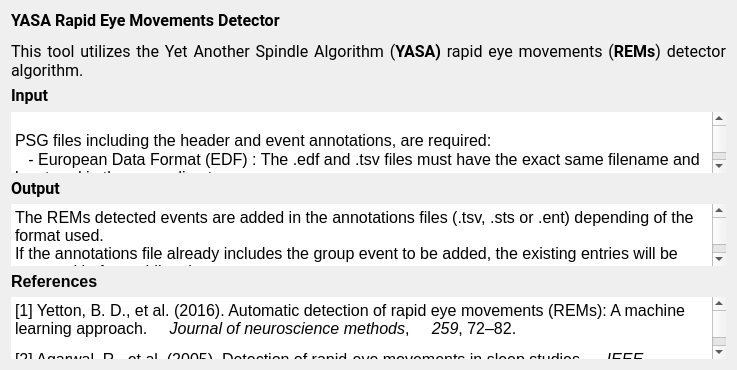
The window that tools/CEAMSTools/DetectREMsYASA/IntroStepYASA/Ui_IntroStepYASA.ui (SnoozToolbox/snooz-package-ceams) describes before a commit, drawn with Qt 5.
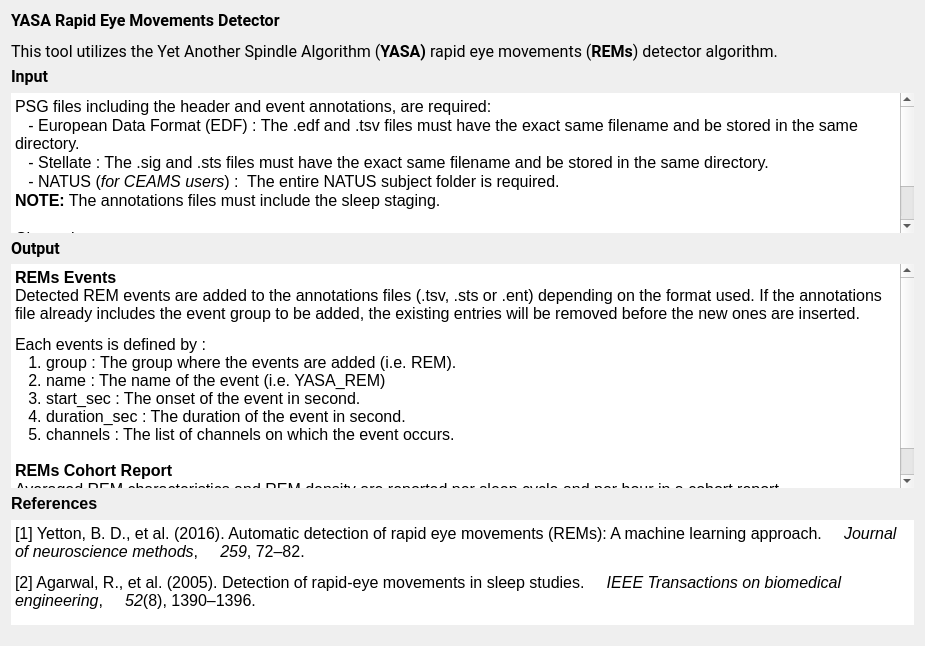
The same window after the commit.

Commit message: Small UI modifications of the REMsDetectoionYASA to give some information about the sleep cycle blue pannel

The edit to the form file:
```diff
--- a/tools/CEAMSTools/DetectREMsYASA/IntroStepYASA/Ui_IntroStepYASA.ui
+++ b/tools/CEAMSTools/DetectREMsYASA/IntroStepYASA/Ui_IntroStepYASA.ui
@@ -6,8 +6,8 @@
    <rect>
     <x>0</x>
     <y>0</y>
-    <width>733</width>
-                <height>340</height>
+    <width>925</width>
+    <height>646</height>
    </rect>
   </property>
   <property name="windowTitle">
@@ -140,12 +140,11 @@
 li.unchecked::marker { content: &quot;\2610&quot;; }
 li.checked::marker { content: &quot;\2612&quot;; }
 &lt;/style&gt;&lt;/head&gt;&lt;body style=&quot; font-family:'Roboto'; font-size:12pt; font-weight:400; font-style:normal;&quot;&gt;
-&lt;p style=&quot;-qt-paragraph-type:empty; margin-top:0px; margin-bottom:0px; margin-left:0px; margin-right:0px; -qt-block-indent:0; text-indent:0px; font-size:10pt;&quot;&gt;&lt;br /&gt;&lt;/p&gt;
 &lt;p style=&quot; margin-top:0px; margin-bottom:0px; margin-left:0px; margin-right:0px; -qt-block-indent:0; text-indent:0px;&quot;&gt;PSG files including the header and event annotations, are required:&lt;/p&gt;
 &lt;p style=&quot; margin-top:0px; margin-bottom:0px; margin-left:0px; margin-right:0px; -qt-block-indent:0; text-indent:0px;&quot;&gt;   - European Data Format (EDF) : The .edf and .tsv files must have the exact same filename and be stored in the same directory.&lt;/p&gt;
 &lt;p style=&quot; margin-top:0px; margin-bottom:0px; margin-left:0px; margin-right:0px; -qt-block-indent:0; text-indent:0px;&quot;&gt;   - Stellate : The .sig and .sts files must have the exact same filename and be stored in the same directory.&lt;/p&gt;
 &lt;p style=&quot; margin-top:0px; margin-bottom:0px; margin-left:0px; margin-right:0px; -qt-block-indent:0; text-indent:0px;&quot;&gt;   - NATUS (&lt;span style=&quot; font-style:italic;&quot;&gt;for CEAMS users&lt;/span&gt;) :  The entire NATUS subject folder is required.&lt;/p&gt;
-&lt;p style=&quot; margin-top:0px; margin-bottom:0px; margin-left:0px; margin-right:0px; -qt-block-indent:0; text-indent:0px;&quot;&gt;* The annotations files must include the sleep staging.&lt;/p&gt;
+&lt;p style=&quot; margin-top:0px; margin-bottom:0px; margin-left:0px; margin-right:0px; -qt-block-indent:0; text-indent:0px;&quot;&gt;&lt;span style=&quot; font-weight:700;&quot;&gt;NOTE:&lt;/span&gt; The annotations files must include the sleep staging.&lt;/p&gt;
 &lt;p style=&quot;-qt-paragraph-type:empty; margin-top:0px; margin-bottom:0px; margin-left:0px; margin-right:0px; -qt-block-indent:0; text-indent:0px;&quot;&gt;&lt;br /&gt;&lt;/p&gt;
 &lt;p style=&quot; margin-top:0px; margin-bottom:0px; margin-left:0px; margin-right:0px; -qt-block-indent:0; text-indent:0px;&quot;&gt;Channels:&lt;/p&gt;
 &lt;p style=&quot; margin-top:0px; margin-bottom:0px; margin-left:0px; margin-right:0px; -qt-block-indent:0; text-indent:0px;&quot;&gt;This tool requires the selection of &lt;span style=&quot; font-weight:600;&quot;&gt;2&lt;/span&gt; &lt;span style=&quot; font-weight:600;&quot;&gt;EOG&lt;/span&gt; &lt;span style=&quot; font-weight:600;&quot;&gt;channels&lt;/span&gt; per recording for REMs detection.&lt;/p&gt;
@@ -233,8 +232,10 @@
 li.unchecked::marker { content: &quot;\2610&quot;; }
 li.checked::marker { content: &quot;\2612&quot;; }
 &lt;/style&gt;&lt;/head&gt;&lt;body style=&quot; font-family:'Roboto'; font-size:12pt; font-weight:400; font-style:normal;&quot;&gt;
-&lt;p style=&quot; margin-top:12px; margin-bottom:12px; margin-left:0px; margin-right:0px; -qt-block-indent:0; text-indent:0px;&quot;&gt;The REMs detected events are added in the annotations files (.tsv, .sts or .ent) depending of the format used.&lt;br /&gt;If the annotations file already includes the group event to be added, the existing entries will be removed before adding the new ones.&lt;/p&gt;
-&lt;p style=&quot; margin-top:0px; margin-bottom:0px; margin-left:0px; margin-right:0px; -qt-block-indent:0; text-indent:0px;&quot;&gt;Each events is defined by : &lt;br /&gt;     1. group : The group where the events are added (i.e. REM).&lt;br /&gt;     2. name : The name of the event (i.e. YASA_REM)&lt;br /&gt;     3. start_sec : The onset of the event in second. &lt;br /&gt;     4. duration_sec : The duration of the event in second.&lt;br /&gt;     5. channels : The list of channels on which the event occurs.&lt;br /&gt;&lt;br /&gt;&lt;/p&gt;&lt;/body&gt;&lt;/html&gt;</string>
+&lt;p style=&quot; margin-top:12px; margin-bottom:12px; margin-left:0px; margin-right:0px; -qt-block-indent:0; text-indent:0px;&quot;&gt;&lt;span style=&quot; font-weight:700;&quot;&gt;REMs Events&lt;br /&gt;&lt;/span&gt;Detected REM events are added to the annotations files (.tsv, .sts or .ent) depending on the format used. If the annotations file already includes the event group to be added, the existing entries will be removed before the new ones are inserted.&lt;/p&gt;
+&lt;p style=&quot; margin-top:0px; margin-bottom:0px; margin-left:0px; margin-right:0px; -qt-block-indent:0; text-indent:0px;&quot;&gt;Each events is defined by : &lt;br /&gt;   1. group : The group where the events are added (i.e. REM).&lt;br /&gt;   2. name : The name of the event (i.e. YASA_REM)&lt;br /&gt;   3. start_sec : The onset of the event in second. &lt;br /&gt;   4. duration_sec : The duration of the event in second.&lt;br /&gt;   5. channels : The list of channels on which the event occurs.&lt;br /&gt;&lt;br /&gt;&lt;span style=&quot; font-weight:700;&quot;&gt;REMs Cohort Report&lt;/span&gt;&lt;/p&gt;
+&lt;p style=&quot; margin-top:0px; margin-bottom:0px; margin-left:0px; margin-right:0px; -qt-block-indent:0; text-indent:0px;&quot;&gt;Averaged REM characteristics and REM density are reported per sleep cycle and per hour in a cohort report.&lt;/p&gt;
+&lt;p style=&quot; margin-top:0px; margin-bottom:0px; margin-left:0px; margin-right:0px; -qt-block-indent:0; text-indent:0px;&quot;&gt;&lt;span style=&quot; font-weight:700; color:#ff0000;&quot;&gt;NOTE:&lt;/span&gt;&lt;span style=&quot; color:#ff0000;&quot;&gt; Please define the &lt;/span&gt;&lt;span style=&quot; font-weight:700; color:#ff0000;&quot;&gt;sleep cycle&lt;/span&gt;&lt;span style=&quot; color:#ff0000;&quot;&gt; configuration you wish to use for the analysis using the blue panel on the left.&lt;/span&gt;&lt;/p&gt;&lt;/body&gt;&lt;/html&gt;</string>
        </property>
       </widget>
      </item>
```
Lines whose indentation alone changed are shown as unchanged. The commit also changes 1 other file.
